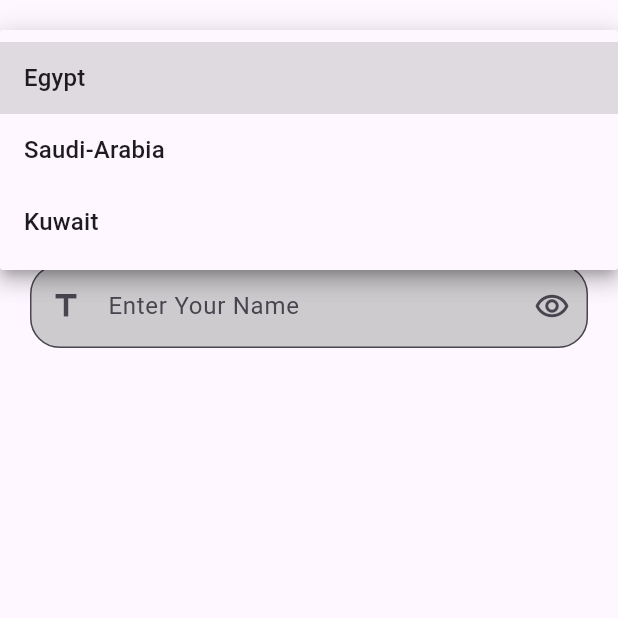
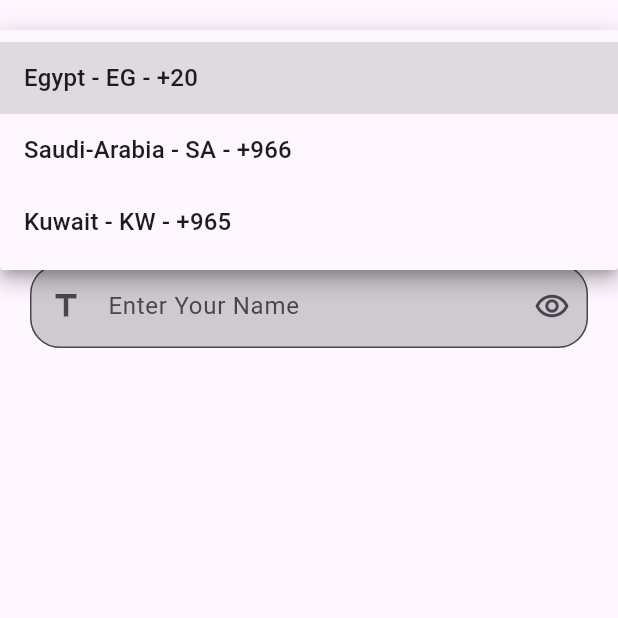
Before and after one commit to a-saber/Flutter-NTI6, a Flutter app: the screen it shows after launch, after a tap on "Enter Your Name", on a phone screen of 412 x 824 dp, the top half of it. Run offline on Flutter 3.47's test engine with Material 3 defaults, Android fonts, the phone set to English and light mode, and no system bars.

Commit message:
Drop Down 02

```diff
--- a/lib/test_view.dart
+++ b/lib/test_view.dart
@@ -1,16 +1,25 @@
 
 import 'package:flutter/material.dart';
+
+/*
+UserModel
+widget icon + username
+out=> age
+*/
 
 class CountryModel{
   String name;
   String isoCode;
-  CountryModel({required this.name,required this.isoCode});
+  String phoneCode;
+  CountryModel({required this.name,required this.isoCode, required this.phoneCode});
 }
-
+// Egypt EG +20
+// Saudi Arabia SA +966
+// Kuwait KW +965
 List<CountryModel> countries= [
-  CountryModel(name: 'Egypt', isoCode: 'EG'),
-  CountryModel(name: 'Saudi-Arabia', isoCode: 'SA'),
-  CountryModel(name: 'Kuwait', isoCode: 'KW'),
+  CountryModel(name: 'Egypt', isoCode: 'EG', phoneCode: '+20'),
+  CountryModel(name: 'Saudi-Arabia', isoCode: 'SA', phoneCode: '+966'),
+  CountryModel(name: 'Kuwait', isoCode: 'KW', phoneCode: '+965'),
 ];
 
 class TestView extends StatelessWidget {
@@ -27,8 +36,8 @@ class TestView extends StatelessWidget {
             [
               DropdownButtonFormField(
                 items: countries.map((oldElement)=> DropdownMenuItem(
-                  value: oldElement.isoCode,
-                    child: Text(oldElement.name)))
+                  value: oldElement,
+                    child: Text('${oldElement.name} - ${oldElement.isoCode} - ${oldElement.phoneCode}')))
                     .toList(),
 
                 // List.generate(10, (index)=>  DropdownMenuItem(
@@ -56,7 +65,9 @@ class TestView extends StatelessWidget {
                 //   )),
                 // ],
                 onChanged: (value){
-                  print(value);
+                  print(value?.phoneCode);
+                  print(value?.name);
+                  print(value?.isoCode);
                 },
                 decoration: InputDecoration(
                   filled: true,
```
